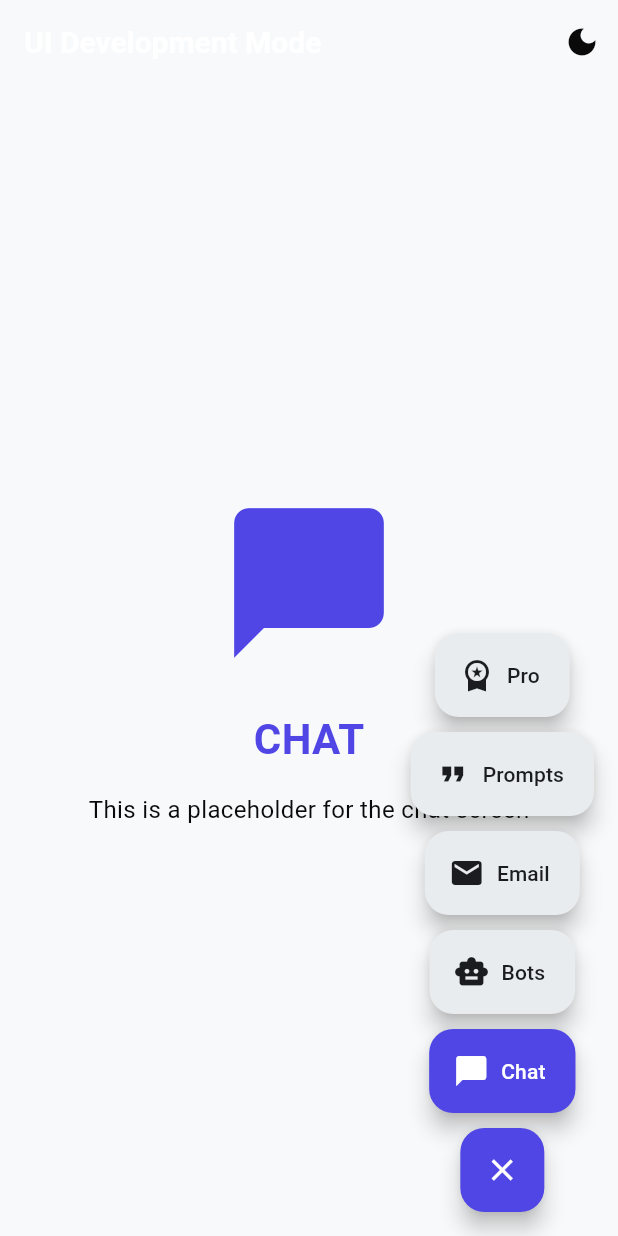
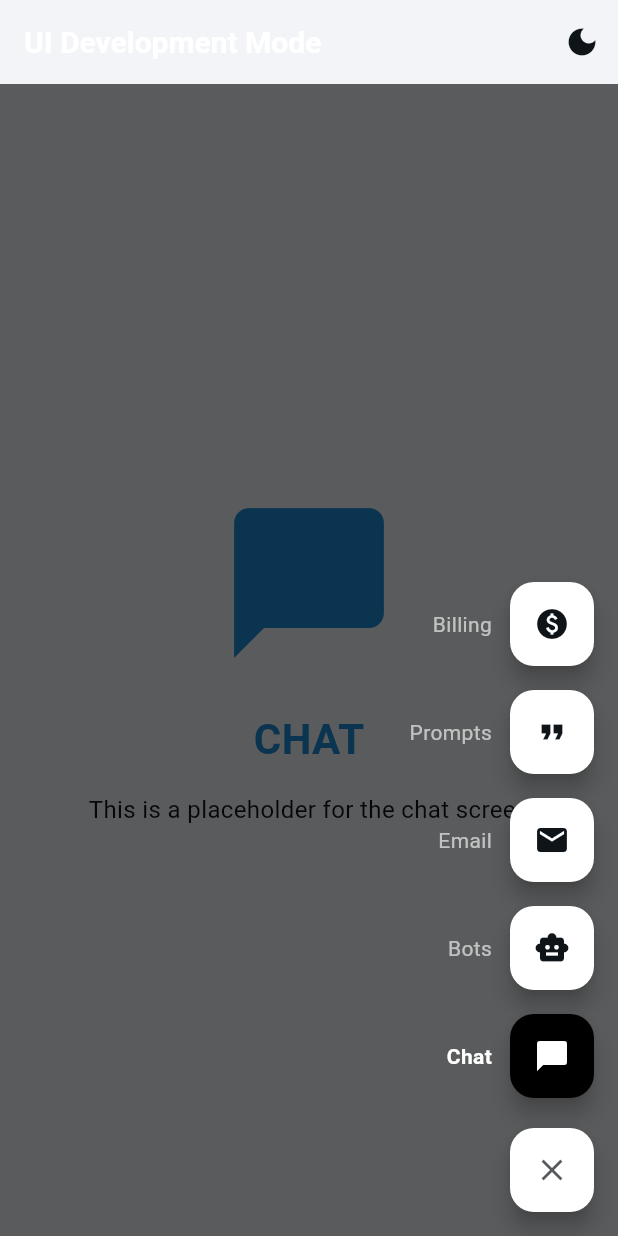
Before and after one commit to thinhngoo/AI_chat_bot, a Flutter app: the MockMainScreen screen opened directly, after a tap on the "menu" icon, on a phone screen of 412 x 824 dp. Run offline on Flutter 3.47's test engine with Material 3 defaults, Android fonts, the phone set to English and light mode, and no system bars; our stand-ins replace flutter_dotenv, in_app_purchase, logger, share_plus, shared_preferences; accounts and stored records are empty; network calls fail.

Commit message:
feat: update menu navigation and main_screen

```diff
--- a/lib/__mocks__/mock_main_screen.dart
+++ b/lib/__mocks__/mock_main_screen.dart
@@ -46,7 +46,10 @@ class _MockMainScreenState extends State<MockMainScreen> {
           ),
         ],
       ),
-      body: Center(
+      body: Stack(
+        children: [
+          // Main content
+          Center(
             child: Column(
               mainAxisAlignment: MainAxisAlignment.center,
               children: [
@@ -75,6 +78,23 @@ class _MockMainScreenState extends State<MockMainScreen> {
               ],
             ),
           ),
+
+          // Overlay when menu is open
+          if (_isDialOpen)
+            Positioned.fill(
+              child: GestureDetector(
+                onTap: () {
+                  setState(() {
+                    _isDialOpen = false;
+                  });
+                },
+                child: Container(
+                  color: Colors.black.withAlpha(160),
+                ),
+              ),
+            ),
+        ],
+      ),
       floatingActionButton: _buildSpeedDial(),
     );
   }
@@ -101,18 +121,19 @@ class _MockMainScreenState extends State<MockMainScreen> {
 
     return Column(
       mainAxisSize: MainAxisSize.min,
+      crossAxisAlignment: CrossAxisAlignment.end,
       children: [
         if (_isDialOpen) ...[
-          _buildDialOption(Icons.workspace_premium, 'Pro', 4),
-          const SizedBox(height: 10),
+          _buildDialOption(Icons.paid, 'Billing', 4),
+          const SizedBox(height: 16),
           _buildDialOption(Icons.format_quote, 'Prompts', 3),
-          const SizedBox(height: 10),
+          const SizedBox(height: 16),
           _buildDialOption(Icons.email, 'Email', 2),
-          const SizedBox(height: 10),
+          const SizedBox(height: 16),
           _buildDialOption(Icons.smart_toy, 'Bots', 1),
-          const SizedBox(height: 10),
+          const SizedBox(height: 16),
           _buildDialOption(Icons.chat_bubble, 'Chat', 0),
-          const SizedBox(height: 10),
+          const SizedBox(height: 20),
         ],
         FloatingActionButton(
           onPressed: () {
@@ -120,10 +141,10 @@ class _MockMainScreenState extends State<MockMainScreen> {
               _isDialOpen = !_isDialOpen;
             });
           },
-          backgroundColor: colors.primary,
+          backgroundColor: colors.button,
           child: Icon(
             _isDialOpen ? Icons.close : Icons.menu,
-            color: colors.primaryForeground,
+            color: colors.buttonForeground.withAlpha(180),
           ),
         ),
       ],
@@ -134,19 +155,38 @@ class _MockMainScreenState extends State<MockMainScreen> {
     final AppColors colors = _isDarkMode ? AppColors.dark : AppColors.light;
     final isSelected = _currentIndex == index;
 
-    return FloatingActionButton.extended(
+    return SizedBox(
+      width: 240,
+      child: Row(
+        mainAxisAlignment: MainAxisAlignment.end,
+        children: [
+          Text(
+            label,
+            style: TextStyle(
+              color: isSelected ? Colors.white : Colors.white.withAlpha(160),
+              fontWeight: isSelected ? FontWeight.w700 : FontWeight.w400,
+              fontSize: 14,
+            ),
+          ),
+          const SizedBox(width: 12),
+          FloatingActionButton(
             onPressed: () {
               setState(() {
                 _currentIndex = index;
                 _isDialOpen = false;
               });
             },
-      backgroundColor: isSelected ? colors.primary : colors.button,
-      foregroundColor:
-          isSelected ? colors.primaryForeground : colors.buttonForeground,
-      icon: Icon(icon),
-      label: Text(label),
+            backgroundColor: isSelected ? colors.accent : colors.button,
             heroTag: 'fab_$index',
+            child: Icon(
+              icon,
+              color: isSelected
+                  ? colors.accentForeground
+                  : colors.buttonForeground,
+            ),
+          ),
+        ],
+      ),
     );
   }
 }
--- a/lib/core/constants/app_colors.dart
+++ b/lib/core/constants/app_colors.dart
@@ -12,6 +12,7 @@ abstract class AppColors {
   Color get secondary;
   Color get secondaryForeground;
   Color get accent;
+  Color get accentForeground;
   Color get muted;
 
   // Component colors
@@ -52,7 +53,7 @@ class DarkColors implements AppColors {
 
   // Active colors
   @override
-  final Color primary = const Color(0xFF4F46E5);
+  final Color primary = const Color(0xFF1A8CD8);
   @override
   final Color primaryForeground = const Color(0xFFFFFFFF);
   @override
@@ -60,7 +61,9 @@ class DarkColors implements AppColors {
   @override
   final Color secondaryForeground = const Color(0xFFFFFFFF);
   @override
-  final Color accent = const Color(0xFF6366F1);
+  final Color accent = const Color(0xFFFFFFFF);
+  @override
+  final Color accentForeground = const Color(0xFF0A0A0A);
   @override
   final Color muted = const Color(0xFF7F868C);
 
@@ -104,13 +107,13 @@ class LightColors implements AppColors {
 
   // Main colors
   @override
-  final Color background = const Color(0xFFF8F9FA);
+  final Color background = const Color(0xFFF2F4F7);
   @override
-  final Color foreground = const Color(0xFF0A0A0A);
+  final Color foreground = const Color(0xFF0F1419);
 
   // Active colors
   @override
-  final Color primary = const Color(0xFF4F46E5);
+  final Color primary = const Color(0xFF1A8CD8);
   @override
   final Color primaryForeground = const Color(0xFFFFFFFF);
   @override
@@ -118,19 +121,21 @@ class LightColors implements AppColors {
   @override
   final Color secondaryForeground = const Color(0xFF1B1C20);
   @override
-  final Color accent = const Color(0xFF6366F1);
+  final Color accent = const Color(0xFF000000);
+  @override
+  final Color accentForeground = const Color(0xFFFFFFFF);
   @override
   final Color muted = const Color(0xFF9CA3AF);
 
   // Button colors
   @override
-  final Color card = const Color(0xFFE9ECEF);
+  final Color card = const Color(0xFFFFFFFF);
   @override
-  final Color cardForeground = const Color(0xFF1B1C20);
+  final Color cardForeground = const Color(0xFF0F1419);
   @override
-  final Color button = const Color(0xFFE9ECEF);
+  final Color button = const Color(0xFFFFFFFF);
   @override
-  final Color buttonForeground = const Color(0xFF1B1C20);
+  final Color buttonForeground = const Color(0xFF0F1419);
   @override
   final Color input = const Color(0xFFFFFFFF);
   @override
```
Also changed, not shown: lib/features/main_screen.dart (+143 -34 lines). Lines whose indentation alone changed are shown as unchanged.
